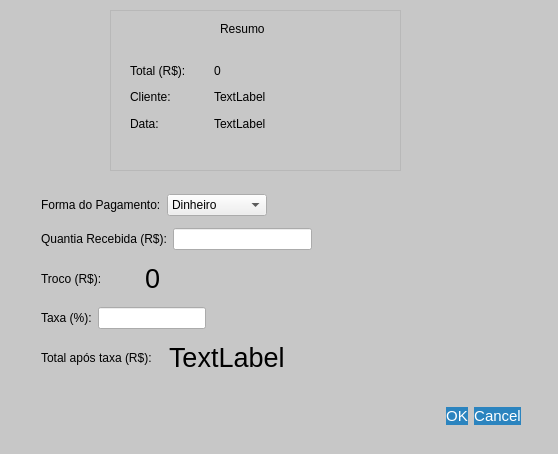
First picture: the form in pagamento.ui, repository GabR36/QEstoqueLoja, before the edit.
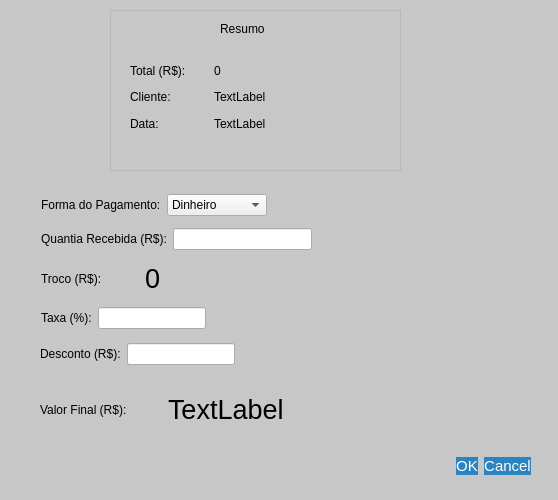
Second picture: the form after the edit.

Commit message:
desconto na interface pagamento.
lineedit desconto e label valor apos taxas trocado para valor final,
agora que vai ser util em outras formas de pagamento alem do credito e
debito.

What changed in the file:
```diff
--- a/pagamento.ui
+++ b/pagamento.ui
@@ -7,19 +7,19 @@
     <x>0</x>
     <y>0</y>
     <width>558</width>
-    <height>454</height>
+    <height>500</height>
    </rect>
   </property>
   <property name="minimumSize">
    <size>
     <width>558</width>
-    <height>454</height>
+    <height>500</height>
    </size>
   </property>
   <property name="maximumSize">
    <size>
     <width>558</width>
-    <height>454</height>
+    <height>500</height>
    </size>
   </property>
   <property name="windowTitle">
@@ -57,8 +57,8 @@
    <property name="geometry">
     <rect>
      <x>180</x>
-     <y>400</y>
-     <width>341</width>
+     <y>450</y>
+     <width>351</width>
      <height>32</height>
     </rect>
    </property>
@@ -271,8 +271,8 @@
   <widget class="QWidget" name="layoutWidget">
    <property name="geometry">
     <rect>
-     <x>41</x>
-     <y>338</y>
+     <x>40</x>
+     <y>390</y>
      <width>250</width>
      <height>39</height>
     </rect>
@@ -281,7 +281,7 @@
     <item>
      <widget class="QLabel" name="label_10">
       <property name="text">
-       <string>Total após taxa (R$):</string>
+       <string>Valor Final (R$):</string>
       </property>
      </widget>
     </item>
@@ -321,6 +321,28 @@
     </item>
    </layout>
   </widget>
+  <widget class="QWidget" name="">
+   <property name="geometry">
+    <rect>
+     <x>40</x>
+     <y>340</y>
+     <width>195</width>
+     <height>28</height>
+    </rect>
+   </property>
+   <layout class="QHBoxLayout" name="horizontalLayout_9">
+    <item>
+     <widget class="QLabel" name="label_9">
+      <property name="text">
+       <string>Desconto (R$):</string>
+      </property>
+     </widget>
+    </item>
+    <item>
+     <widget class="QLineEdit" name="Ledit_Desconto"/>
+    </item>
+   </layout>
+  </widget>
  </widget>
  <resources/>
  <connections>
```
